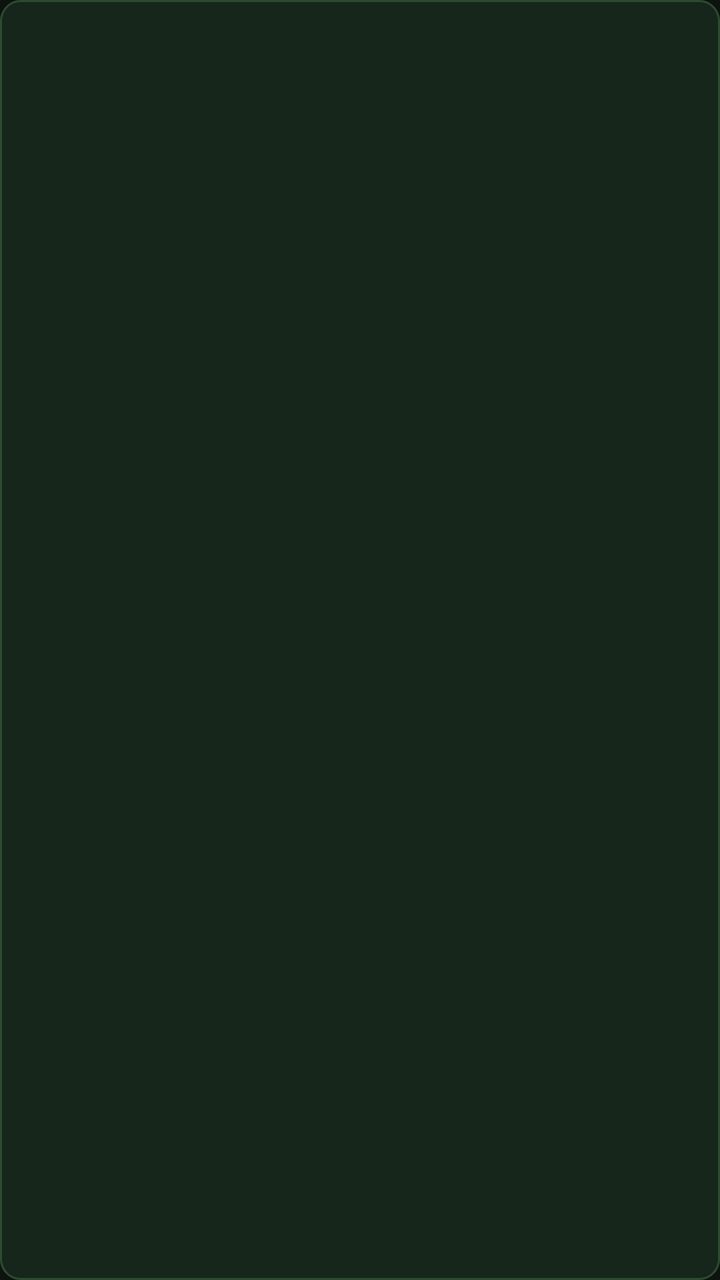
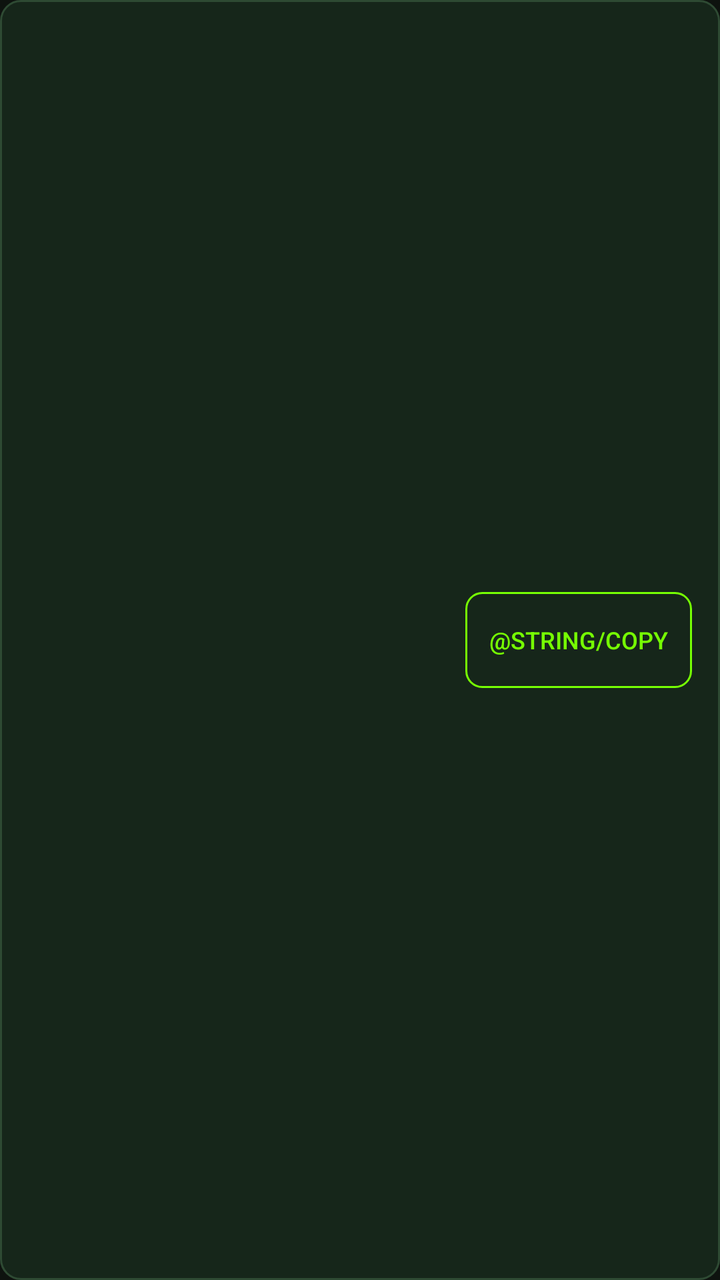

Two renders of the same Android screen: before a commit and after it. Below are the layout's source before the change and the commit's diff.
<!-- AndroidManifest.xml: application theme Theme.KeysBook -->
<!-- res/layout/item_model.xml -->
<?xml version="1.0" encoding="utf-8"?>
<TextView xmlns:android="http://schemas.android.com/apk/res/android"
    android:id="@+id/name"
    android:layout_width="match_parent"
    android:layout_height="wrap_content"
    android:layout_marginTop="6dp"
    android:background="@drawable/bg_card"
    android:padding="14dp"
    android:fontFamily="monospace"
    android:textSize="14sp"
    android:textColor="@color/text" />
<!-- resources referenced by this layout -->
<resources>
  <color name="text">#FFE8F5E9</color>
  <!-- drawable bg_card (drawable) -->
  <?xml version="1.0" encoding="utf-8"?>
  <shape xmlns:android="http://schemas.android.com/apk/res/android"
      android:shape="rectangle">
      <solid android:color="@color/card" />
      <stroke android:width="1dp" android:color="@color/stroke" />
      <corners android:radius="10dp" />
  </shape>
  <style name="Theme.KeysBook" parent="android:Theme.Material">
          <item name="android:colorPrimary">@color/primary</item>
          <item name="android:colorPrimaryDark">@color/primary_dark</item>
          <item name="android:colorAccent">@color/accent</item>
          <item name="android:windowBackground">@color/bg</item>
      </style>
  <color name="card">#FF16261A</color>
  <color name="stroke">#FF2E4A33</color>
  <color name="primary">#FF1B5E20</color>
  <color name="primary_dark">#FF003300</color>
  <color name="accent">#FF76FF03</color>
  <color name="bg">#FF0E130F</color>
</resources>

<!-- the commit's change to res/layout/item_model.xml (unified diff, before → after) -->
@@ -1,11 +1,33 @@
 <?xml version="1.0" encoding="utf-8"?>
-<TextView xmlns:android="http://schemas.android.com/apk/res/android"
-    android:id="@+id/name"
+<LinearLayout xmlns:android="http://schemas.android.com/apk/res/android"
     android:layout_width="match_parent"
     android:layout_height="wrap_content"
     android:layout_marginTop="6dp"
     android:background="@drawable/bg_card"
     android:padding="14dp"
-    android:fontFamily="monospace"
-    android:textSize="14sp"
-    android:textColor="@color/text" />
+    android:orientation="horizontal"
+    android:gravity="center_vertical">
+
+    <TextView
+        android:id="@+id/name"
+        android:layout_width="0dp"
+        android:layout_height="wrap_content"
+        android:layout_weight="1"
+        android:fontFamily="monospace"
+        android:textSize="14sp"
+        android:textColor="@color/text" />
+
+    <Button
+        android:id="@+id/copy"
+        android:layout_width="wrap_content"
+        android:layout_height="wrap_content"
+        android:background="@drawable/bg_button_outline"
+        android:paddingLeft="12dp"
+        android:paddingRight="12dp"
+        android:paddingTop="6dp"
+        android:paddingBottom="6dp"
+        android:textSize="12sp"
+        android:textColor="@color/accent"
+        android:text="@string/copy" />
+
+</LinearLayout>
<!-- resource entries referenced after the edit -->
@@ -1,6 +1,14 @@
 <!-- resources referenced by this layout -->
 <resources>
   <color name="text">#FFE8F5E9</color>
+  <!-- drawable bg_button_outline (drawable) -->
+  <?xml version="1.0" encoding="utf-8"?>
+  <shape xmlns:android="http://schemas.android.com/apk/res/android"
+      android:shape="rectangle">
+      <solid android:color="#00000000" />
+      <stroke android:width="1dp" android:color="@color/accent" />
+      <corners android:radius="8dp" />
+  </shape>
   <!-- drawable bg_card (drawable) -->
   <?xml version="1.0" encoding="utf-8"?>
   <shape xmlns:android="http://schemas.android.com/apk/res/android"
